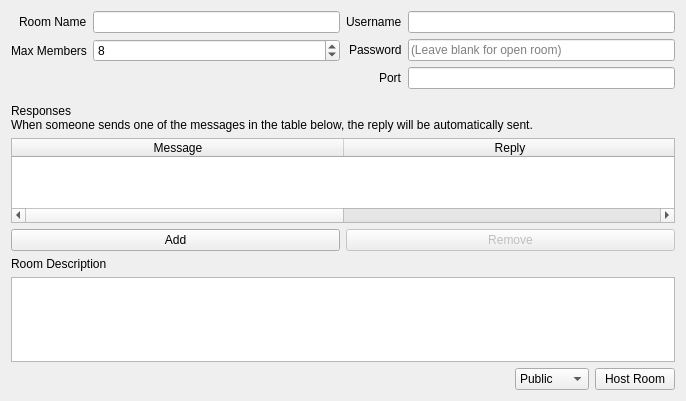
GreenAmaranthine/citra, file src/citra/multiplayer/host_room.ui: the form before one commit.
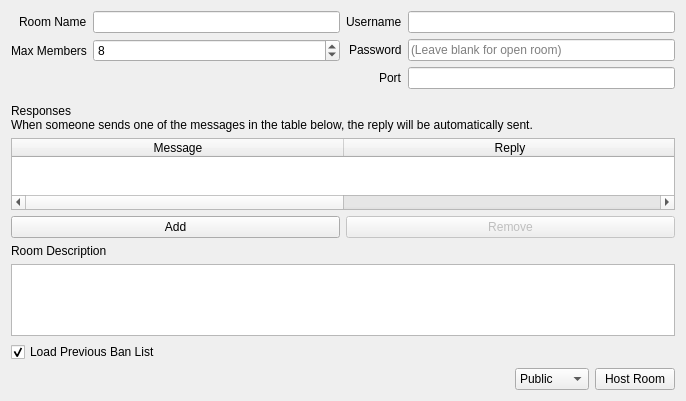
The form after the commit.

Commit message: citra_qt: Save ban list for room hosting

Patch:
```diff
--- a/src/citra/multiplayer/host_room.ui
+++ b/src/citra/multiplayer/host_room.ui
@@ -185,6 +185,20 @@
      </item>
     </layout>
    </item>
+   <item>
+    <layout class="QHBoxLayout">
+     <item>
+      <widget class="QCheckBox" name="load_ban_list">
+       <property name="text">
+        <string>Load Previous Ban List</string>
+       </property>
+       <property name="checked">
+        <bool>true</bool>
+       </property>
+      </widget>
+     </item>
+    </layout>
+   </item>
    <item>
     <layout class="QHBoxLayout" name="horizontalLayout">
      <property name="rightMargin">
```
The commit also changes 11 other files.
